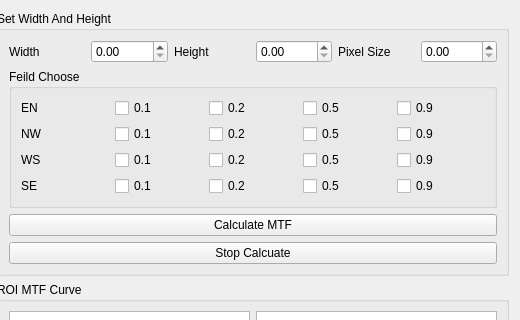
Before: the Qt Designer form lnxmtfprototype.ui in Wanncye/MechMindQtMTF, drawn with Qt 5; both pictures show x 362 to 882 and y 0 to 320 of the 882 by 758 pixel window.
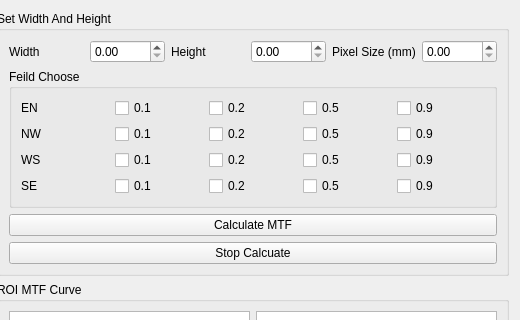
After: the same form once the commit is applied. Custom widgets are drawn as their Qt base class.

```diff
--- a/lnxmtfprototype.ui
+++ b/lnxmtfprototype.ui
@@ -165,7 +165,7 @@
           <item>
            <widget class="QLabel" name="label">
             <property name="text">
-             <string>Pixel Size</string>
+             <string>Pixel Size (mm)</string>
             </property>
            </widget>
           </item>
```
Left out of the diff: 2 changed lines with no effect on the pictures.
